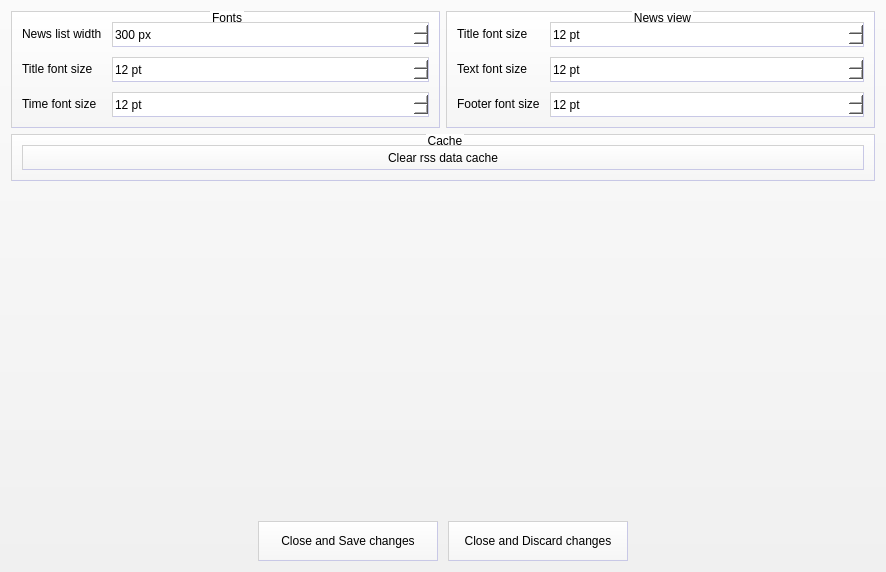
This is SettingsDialog.ui in kacerpetr/QRssReader as Qt 5 draws it before an edit. The edited form follows.
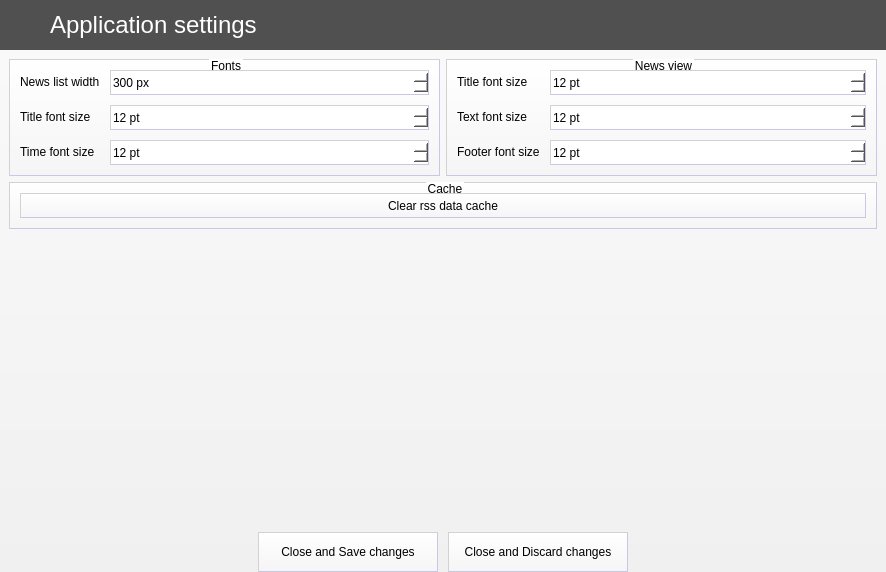
This is the edited form. Icons and pictures are not drawn.

Diff of the .ui file:
```diff
--- a/SettingsDialog.ui
+++ b/SettingsDialog.ui
@@ -22,6 +22,16 @@
 	background-color: qlineargradient(spread:pad, x1:0, y1:1, x2:0, y2:0, stop:0 rgb(240, 240, 240), stop:1 rgb(250, 250, 250));
 }
 
+#topTextLabel{
+	background-color: rgb(80, 80, 80);
+	color: white;
+	font-size: 18pt;	
+}
+
+#topIconLabel{
+	background-color: rgb(80, 80, 80);
+}
+
 #FeedEditWidget{
 	background-color: white;
 }
@@ -181,6 +191,93 @@
 	background-color: white;
 }</string>
   </property>
+  <layout class="QVBoxLayout" name="verticalLayout_2">
+   <property name="spacing">
+    <number>0</number>
+   </property>
+   <property name="leftMargin">
+    <number>0</number>
+   </property>
+   <property name="topMargin">
+    <number>0</number>
+   </property>
+   <property name="rightMargin">
+    <number>0</number>
+   </property>
+   <property name="bottomMargin">
+    <number>0</number>
+   </property>
+   <item>
+    <layout class="QHBoxLayout" name="horizontalLayout_2">
+     <property name="spacing">
+      <number>0</number>
+     </property>
+     <item>
+      <widget class="QLabel" name="topIconLabel">
+       <property name="sizePolicy">
+        <sizepolicy hsizetype="Fixed" vsizetype="Fixed">
+         <horstretch>0</horstretch>
+         <verstretch>0</verstretch>
+        </sizepolicy>
+       </property>
+       <property name="minimumSize">
+        <size>
+         <width>50</width>
+         <height>50</height>
+        </size>
+       </property>
+       <property name="maximumSize">
+        <size>
+         <width>50</width>
+         <height>50</height>
+        </size>
+       </property>
+       <property name="text">
+        <string/>
+       </property>
+       <property name="pixmap">
+        <pixmap resource="Images.qrc">:/images/settings</pixmap>
+       </property>
+       <property name="margin">
+        <number>10</number>
+       </property>
+      </widget>
+     </item>
+     <item>
+      <widget class="QLabel" name="topTextLabel">
+       <property name="sizePolicy">
+        <sizepolicy hsizetype="Expanding" vsizetype="Fixed">
+         <horstretch>0</horstretch>
+         <verstretch>0</verstretch>
+        </sizepolicy>
+       </property>
+       <property name="minimumSize">
+        <size>
+         <width>0</width>
+         <height>50</height>
+        </size>
+       </property>
+       <property name="maximumSize">
+        <size>
+         <width>16777215</width>
+         <height>50</height>
+        </size>
+       </property>
+       <property name="text">
+        <string>Application settings</string>
+       </property>
+       <property name="margin">
+        <number>10</number>
+       </property>
+      </widget>
+     </item>
+    </layout>
+   </item>
+   <item>
+    <widget class="QFrame" name="frame">
+     <property name="lineWidth">
+      <number>0</number>
+     </property>
   <layout class="QVBoxLayout" name="verticalLayout">
    <item>
     <layout class="QHBoxLayout" name="horizontalLayout">
@@ -492,10 +589,13 @@
      <property name="sizeHint" stdset="0">
       <size>
        <width>20</width>
-       <height>40</height>
+          <height>265</height>
       </size>
      </property>
     </spacer>
+      </item>
+     </layout>
+    </widget>
    </item>
    <item>
     <layout class="QHBoxLayout" name="horizontalLayout2">
```
Lines whose indentation alone changed are shown as unchanged.
